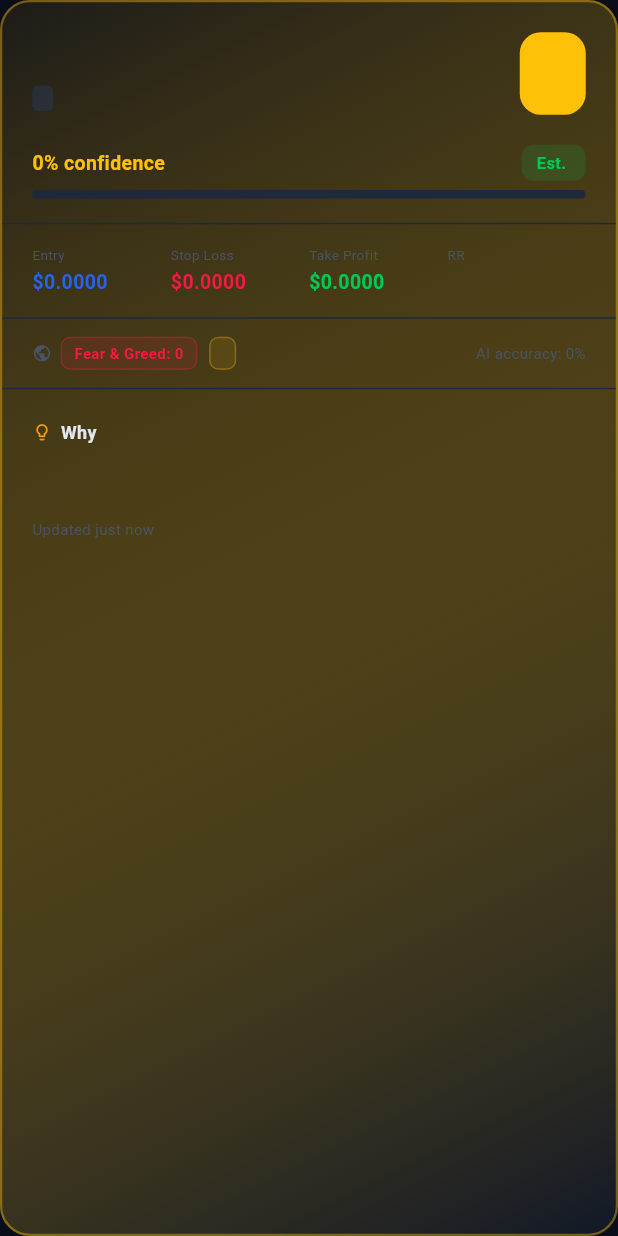
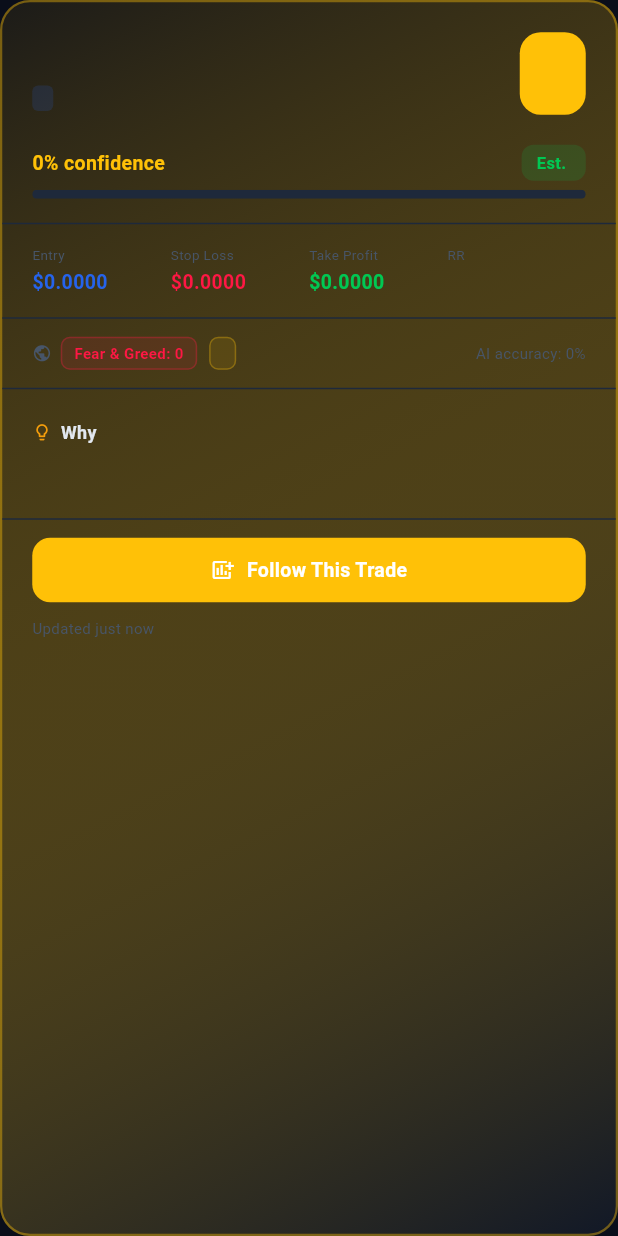
Before and after one commit to RenasTalabani/ai-trading-system, a Flutter app: the _ActionReportCard widget shown alone on an empty page, opened directly with empty values, on a phone screen of 412 x 824 dp. Run offline on Flutter 3.47's test engine with Material 3 defaults, Android fonts, the phone set to English and light mode, and no system bars; our stand-ins replace dio, equatable, firebase_core, firebase_messaging, fl_chart, flutter_local_notifications and 3 more; accounts and stored records are empty; network calls fail.

Commit message:
feat: Follow This Trade — personal trade journal linked to AI brain
Users can now tap "Follow This Trade" on the brain action card to record
that they're following the AI's recommendation. My Trades sheet (app bar
icon with open-trade badge) shows all follows with WIN/LOSS/Cancel close
buttons. Capital selector now persists across app restarts via secure
storage. Backend: UserFollow model + CRUD routes under /brain/follows.

Co-Authored-By: Claude Sonnet 4.6 <noreply@anthropic.com>

```diff
--- a/mobile/lib/features/brain/brain_report_screen.dart
+++ b/mobile/lib/features/brain/brain_report_screen.dart
@@ -4,6 +4,7 @@ import 'package:flutter_riverpod/flutter_riverpod.dart';
 import 'package:fl_chart/fl_chart.dart';
 import '../../core/providers/brain_provider.dart';
 import '../../core/theme/app_theme.dart';
+import 'my_trades_sheet.dart';
 
 class BrainReportScreen extends ConsumerStatefulWidget {
   const BrainReportScreen({super.key});
@@ -68,6 +69,21 @@ class _BrainReportScreenState extends ConsumerState<BrainReportScreen> {
                     style: TextStyle(fontSize: 18, fontWeight: FontWeight.w800,
                         color: AppColors.textPrimary)),
                 const Spacer(),
+                Consumer(builder: (context, ref, _) {
+                  final openCount = ref.watch(followsProvider
+                      .select((s) => s.follows.where((f) => f.isOpen).length));
+                  return IconButton(
+                    icon: openCount > 0
+                        ? Badge(
+                            label: Text('$openCount'),
+                            child: const Icon(Icons.add_chart_outlined, size: 20,
+                                color: AppColors.textSecondary))
+                        : const Icon(Icons.add_chart_outlined, size: 20,
+                            color: AppColors.textSecondary),
+                    onPressed: () => showMyTradesSheet(context),
+                    tooltip: 'My Trades',
+                  );
+                }),
                 IconButton(
                   icon: const Icon(Icons.refresh, size: 20,
                       color: AppColors.textSecondary),
@@ -179,15 +195,15 @@ class _SectionHeader extends StatelessWidget {
 
 // ── Report 1: Action card ─────────────────────────────────────────────────────
 
-class _ActionReportCard extends StatefulWidget {
+class _ActionReportCard extends ConsumerStatefulWidget {
   final ActionReport report;
   const _ActionReportCard({required this.report});
 
   @override
-  State<_ActionReportCard> createState() => _ActionReportCardState();
+  ConsumerState<_ActionReportCard> createState() => _ActionReportCardState();
 }
 
-class _ActionReportCardState extends State<_ActionReportCard> {
+class _ActionReportCardState extends ConsumerState<_ActionReportCard> {
   bool _showFullReason = false;
 
   Color get _actionColor {
@@ -399,15 +415,23 @@ class _ActionReportCardState extends State<_ActionReportCard> {
           ),
         ],
 
+        // ── Follow This Trade button ─────────────────────────────────────
+        const Divider(color: AppColors.border, height: 1),
+        Padding(
+          padding: const EdgeInsets.fromLTRB(20, 12, 20, 0),
+          child: _FollowButton(report: widget.report),
+        ),
+
         if (r.generatedAt != null) ...[
           Padding(
-            padding: const EdgeInsets.fromLTRB(20, 0, 20, 16),
+            padding: const EdgeInsets.fromLTRB(20, 10, 20, 16),
             child: Text(
               'Updated ${_timeAgo(r.generatedAt!)}',
               style: const TextStyle(fontSize: 10, color: AppColors.textMuted),
             ),
           ),
-        ],
+        ] else
+          const SizedBox(height: 16),
       ]),
     );
   }
@@ -427,6 +451,100 @@ class _ActionReportCardState extends State<_ActionReportCard> {
   }
 }
 
+// ── Follow This Trade button ──────────────────────────────────────────────────
+
+class _FollowButton extends ConsumerStatefulWidget {
+  final ActionReport report;
+  const _FollowButton({required this.report});
+
+  @override
+  ConsumerState<_FollowButton> createState() => _FollowButtonState();
+}
+
+class _FollowButtonState extends ConsumerState<_FollowButton> {
+  bool _loading = false;
+
+  Future<void> _onTap() async {
+    if (_loading) return;
+    setState(() => _loading = true);
+    final r = widget.report;
+    final isNew = await ref.read(followsProvider.notifier).followTrade({
+      'asset':       r.bestAsset,
+      'displayName': r.displayName,
+      'action':      r.action,
+      'entryPrice':  r.entryPrice,
+      'stopLoss':    r.stopLoss,
+      'takeProfit':  r.takeProfit,
+      'confidence':  r.confidence,
+      'timeframe':   r.timeframe,
+    });
+    if (mounted) {
+      setState(() => _loading = false);
+      ScaffoldMessenger.of(context).showSnackBar(SnackBar(
+        content: Text(isNew
+            ? 'Following ${r.displayName} ${r.action} — marked as open trade'
+            : 'Already following ${r.displayName}'),
+        backgroundColor: isNew ? AppColors.buy : AppColors.hold,
+        duration: const Duration(seconds: 2),
+      ));
+    }
+  }
+
+  @override
+  Widget build(BuildContext context) {
+    final following = ref.watch(followsProvider
+        .select((s) => s.follows.any(
+            (f) => f.asset == widget.report.bestAsset && f.isOpen)));
+    final c = widget.report.action == 'BUY'
+        ? AppColors.buy
+        : widget.report.action == 'SELL'
+            ? AppColors.sell
+            : AppColors.hold;
+
+    if (following) {
+      return Container(
+        width: double.infinity,
+        padding: const EdgeInsets.symmetric(vertical: 12),
+        decoration: BoxDecoration(
+          color: c.withValues(alpha: 0.08),
+          borderRadius: BorderRadius.circular(12),
+          border: Border.all(color: c.withValues(alpha: 0.3)),
+        ),
+        child: Row(mainAxisAlignment: MainAxisAlignment.center, children: [
+          Icon(Icons.check_circle, size: 16, color: c),
+          const SizedBox(width: 8),
+          Text('Following ${widget.report.displayName}',
+              style: TextStyle(fontSize: 13, fontWeight: FontWeight.w700,
+                  color: c)),
+        ]),
+      );
+    }
+
+    return GestureDetector(
+      onTap: _onTap,
+      child: Container(
+        width: double.infinity,
+        padding: const EdgeInsets.symmetric(vertical: 12),
+        decoration: BoxDecoration(
+          color: c,
+          borderRadius: BorderRadius.circular(12),
+        ),
+        child: _loading
+            ? const Center(child: SizedBox(width: 16, height: 16,
+                child: CircularProgressIndicator(
+                    color: Colors.white, strokeWidth: 2)))
+            : Row(mainAxisAlignment: MainAxisAlignment.center, children: [
+                const Icon(Icons.add_chart, size: 16, color: Colors.white),
+                const SizedBox(width: 8),
+                Text('Follow This Trade',
+                    style: const TextStyle(fontSize: 13,
+                        fontWeight: FontWeight.w700, color: Colors.white)),
+              ]),
+      ),
+    );
+  }
+}
+
 // ── Report 2: Capital selector row ───────────────────────────────────────────
 
 class _CapitalRow extends ConsumerWidget {
@@ -440,7 +558,7 @@ class _CapitalRow extends ConsumerWidget {
         final selected = balance == v.toDouble();
         return Expanded(
           child: GestureDetector(
-            onTap: () => ref.read(brainBalanceProvider.notifier).state = v.toDouble(),
+            onTap: () => ref.read(brainBalanceProvider.notifier).set(v.toDouble()),
             child: AnimatedContainer(
               duration: const Duration(milliseconds: 150),
               margin: const EdgeInsets.only(right: 6),
--- a/mobile/lib/features/performance/virtual_performance_screen.dart
+++ b/mobile/lib/features/performance/virtual_performance_screen.dart
@@ -87,7 +87,7 @@ class _CapitalRow extends ConsumerWidget {
           return Expanded(
             child: GestureDetector(
               onTap: () =>
-                  ref.read(brainBalanceProvider.notifier).state = v.toDouble(),
+                  ref.read(brainBalanceProvider.notifier).set(v.toDouble()),
               child: AnimatedContainer(
                 duration: const Duration(milliseconds: 150),
                 margin: const EdgeInsets.only(right: 6),
```
Also changed, not shown: mobile/lib/core/providers/brain_provider.dart (+123 -1 lines), mobile/lib/features/brain/my_trades_sheet.dart (added, +254 -0 lines), 3 other files.
